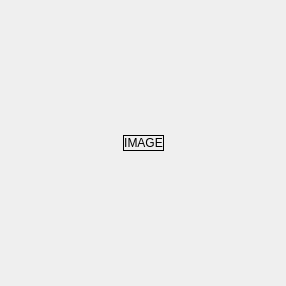
This is project/widgets/Attach_photo_widget.ui in Galoev/nutritionist-helper as Qt 5 draws it before an edit. The edited form follows.
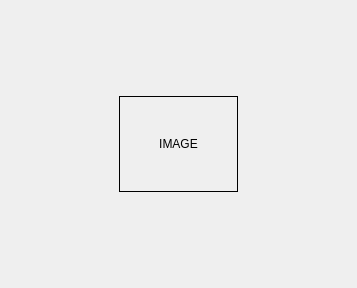
This is the edited form. The open tabs and pages were chosen to show the change. Icons and pictures are not drawn.

```diff
--- a/project/widgets/Attach_photo_widget.ui
+++ b/project/widgets/Attach_photo_widget.ui
@@ -6,14 +6,14 @@
    <rect>
     <x>0</x>
     <y>0</y>
-    <width>286</width>
-    <height>286</height>
+    <width>357</width>
+    <height>288</height>
    </rect>
   </property>
   <property name="windowTitle">
    <string>Form</string>
   </property>
-  <layout class="QVBoxLayout" name="verticalLayout">
+  <layout class="QVBoxLayout" name="verticalLayout" stretch="0">
    <property name="spacing">
     <number>0</number>
    </property>
@@ -116,7 +116,7 @@
       </layout>
      </widget>
      <widget class="QWidget" name="page_2">
-      <layout class="QGridLayout" name="gridLayout_2">
+      <layout class="QVBoxLayout" name="verticalLayout_3" stretch="1,1,1">
        <property name="leftMargin">
         <number>0</number>
        </property>
@@ -129,10 +129,7 @@
        <property name="bottomMargin">
         <number>0</number>
        </property>
-       <property name="spacing">
-        <number>0</number>
-       </property>
-       <item row="0" column="1">
+       <item>
         <spacer name="verticalSpacer_3">
          <property name="orientation">
           <enum>Qt::Vertical</enum>
@@ -145,7 +142,9 @@
          </property>
         </spacer>
        </item>
-       <item row="1" column="0">
+       <item>
+        <layout class="QHBoxLayout" name="horizontalLayout_2" stretch="1,1,1">
+         <item>
         <spacer name="horizontalSpacer_3">
          <property name="orientation">
           <enum>Qt::Horizontal</enum>
@@ -158,20 +157,7 @@
          </property>
         </spacer>
        </item>
-       <item row="1" column="3">
-        <spacer name="horizontalSpacer_4">
-         <property name="orientation">
-          <enum>Qt::Horizontal</enum>
-         </property>
-         <property name="sizeHint" stdset="0">
-          <size>
-           <width>121</width>
-           <height>0</height>
-          </size>
-         </property>
-        </spacer>
-       </item>
-       <item row="2" column="2">
+         <item>
         <widget class="QLabel" name="image">
          <property name="frameShape">
           <enum>QFrame::Box</enum>
@@ -187,7 +173,22 @@
          </property>
         </widget>
        </item>
-       <item row="3" column="1">
+         <item>
+          <spacer name="horizontalSpacer_4">
+           <property name="orientation">
+            <enum>Qt::Horizontal</enum>
+           </property>
+           <property name="sizeHint" stdset="0">
+            <size>
+             <width>121</width>
+             <height>0</height>
+            </size>
+           </property>
+          </spacer>
+         </item>
+        </layout>
+       </item>
+       <item>
         <spacer name="verticalSpacer_4">
          <property name="orientation">
           <enum>Qt::Vertical</enum>
```
Left out of the diff: 22 changed lines with no effect on the pictures. Lines whose indentation alone changed are shown as unchanged.
